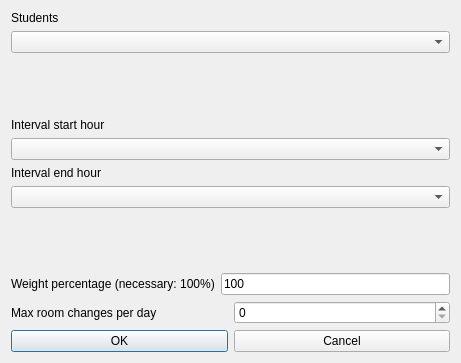
This is fet/src/interface/modifyconstraintstudentssetmaxroomchangesperrealdayinintervalform_template.ui in vonmecheln/fet as Qt 5 draws it before an edit. The edited form follows.
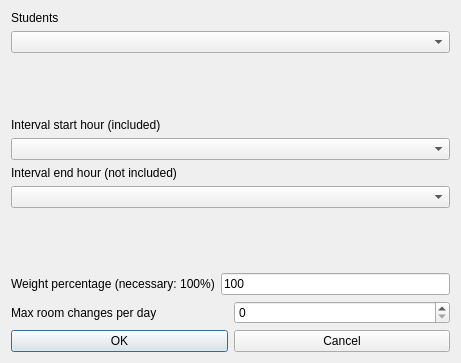
This is the edited form.

The edit to the form file:
```diff
--- a/fet/src/interface/modifyconstraintstudentssetmaxroomchangesperrealdayinintervalform_template.ui
+++ b/fet/src/interface/modifyconstraintstudentssetmaxroomchangesperrealdayinintervalform_template.ui
@@ -74,7 +74,7 @@
         <enum>QFrame::Plain</enum>
        </property>
        <property name="text">
-        <string>Interval start hour</string>
+        <string extracomment="This field refers to a constraint operating on a given hourly interval. The selected start hour of the interval is included (is counted) in the constraint, while the selected end hour of the interval is not included (is not counted) in the constraint.">Interval start hour (included)</string>
        </property>
        <property name="wordWrap">
         <bool>false</bool>
@@ -107,7 +107,7 @@
         <enum>QFrame::Plain</enum>
        </property>
        <property name="text">
-        <string>Interval end hour</string>
+        <string extracomment="This field refers to a constraint operating on a given hourly interval. The selected start hour of the interval is included (is counted) in the constraint, while the selected end hour of the interval is not included (is not counted) in the constraint.">Interval end hour (not included)</string>
        </property>
        <property name="wordWrap">
         <bool>false</bool>
```
